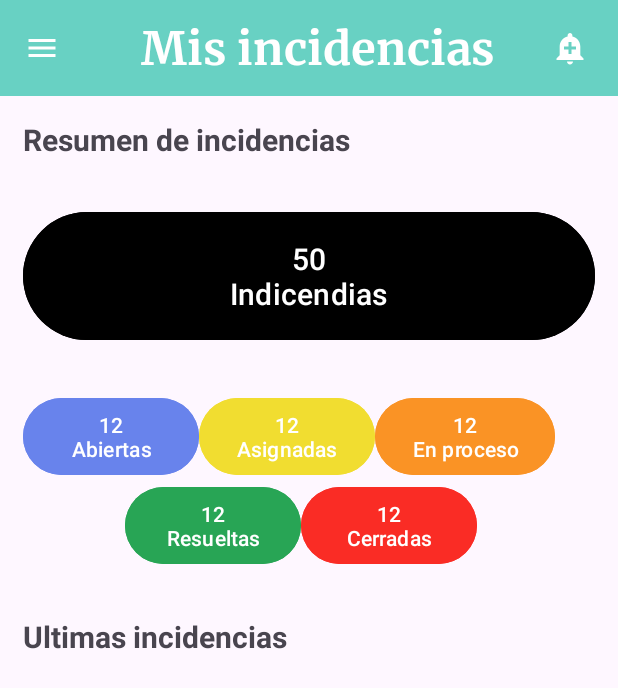
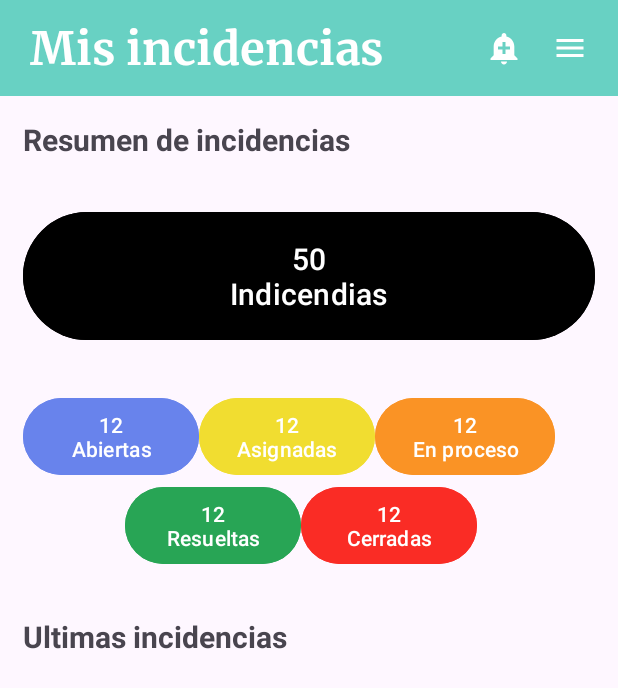
Before and after one commit to veronicaalla/RetoIntermodular, an Android app: the Principal screen opened directly, with no data from a screen before it, on a phone screen of 412 x 824 dp. Shown: the top 688 px of the screen. Run offline under Robolectric (Android 15) with nearby library versions, the phone set to English and light mode, and no system bars.

Commit message:
Solucion de codigo y tool bar completa

```diff
--- a/AplicacionMovil/IncidenciasIES/app/src/main/java/es/intermodular/equipo2/incidenciasies/LogginActivity.kt
+++ b/AplicacionMovil/IncidenciasIES/app/src/main/java/es/intermodular/equipo2/incidenciasies/LogginActivity.kt
@@ -7,21 +7,21 @@ import androidx.appcompat.app.AppCompatActivity
 import android.os.Bundle
 import android.view.View
 import android.widget.Toast
-import es.intermodular.equipo2.incidenciasies.databinding.ActivityLogginBinding
+import es.intermodular.equipo2.incidenciasies.databinding.ActivityLoginBinding
 
 import java.util.Locale
 
 class LogginActivity : AppCompatActivity() {
 
     // Variable utilizada para acceder a las vistas del layout de la actividad mediante View Binding
-    private lateinit var binding: ActivityLogginBinding
+    private lateinit var binding: ActivityLoginBinding
 
     // Objeto utilizado para almacenar datos de manera persistente, como las preferencias del usuario
     private lateinit var sharedPref: SharedPreferences
 
     override fun onCreate(savedInstanceState: Bundle?) {
         super.onCreate(savedInstanceState)
-        binding = ActivityLogginBinding.inflate(layoutInflater)
+        binding = ActivityLoginBinding.inflate(layoutInflater)
         setContentView(binding.root)
 
         // Inicialización de SharedPreferences para guardar datos persistentes
--- a/AplicacionMovil/IncidenciasIES/app/src/main/res/layout/activity_login.xml
+++ b/AplicacionMovil/IncidenciasIES/app/src/main/res/layout/activity_login.xml
@@ -18,6 +18,7 @@
             android:layout_width="58dp"
             android:layout_height="43dp"
             android:clickable="true"
+            android:contentDescription="Imagen para cambiar idioma"
             android:onClick="changeLanguage"
             app:layout_constraintBottom_toBottomOf="parent"
             app:layout_constraintEnd_toEndOf="parent"
--- a/AplicacionMovil/IncidenciasIES/app/src/main/res/layout/activity_principal.xml
+++ b/AplicacionMovil/IncidenciasIES/app/src/main/res/layout/activity_principal.xml
@@ -27,24 +27,25 @@
                 android:layout_height="?attr/actionBarSize"
                 android:background="?attr/colorPrimary">
 
-                <ImageView
-                    android:id="@+id/menuAjustes"
-                    android:layout_width="wrap_content"
-                    android:layout_height="wrap_content"
-                    android:layout_gravity="left"
-                    android:paddingRight="20dp"
-                    android:src="@drawable/baseline_menu_24" />
-
                 <TextView
                     android:id="@+id/toolbar_title"
                     android:layout_width="wrap_content"
                     android:layout_height="wrap_content"
                     android:layout_gravity="left"
-                    android:layout_marginLeft="50dp"
+                    android:layout_marginLeft="20dp"
                     android:fontFamily="@font/merriweather_bold"
                     android:text="Mis incidencias"
                     android:textColor="@color/white"
                     android:textSize="30dp" />
+
+
+                <ImageView
+                    android:id="@+id/menuAjustes"
+                    android:layout_width="wrap_content"
+                    android:layout_height="wrap_content"
+                    android:layout_gravity="right"
+                    android:paddingRight="20dp"
+                    android:src="@drawable/baseline_menu_24" />
 
                 <ImageView
                     android:id="@+id/menuNotificaciones"
@@ -53,7 +54,6 @@
                     android:layout_gravity="right"
                     android:paddingRight="20dp"
                     android:src="@drawable/baseline_add_alert_24" />
-
 
             </androidx.appcompat.widget.Toolbar>
 
@@ -149,9 +149,9 @@
 
             <androidx.recyclerview.widget.RecyclerView
                 android:id="@+id/rvIncidencias"
-                android:layout_margin="15dp"
                 android:layout_width="match_parent"
-                android:layout_height="match_parent" />
+                android:layout_height="match_parent"
+                android:layout_margin="15dp" />
 
         </LinearLayout>
     </ScrollView>
```
Also changed, not shown: AplicacionMovil/IncidenciasIES/app/src/main/java/es/intermodular/equipo2/incidenciasies/Principal.kt (+9 -1 lines).
